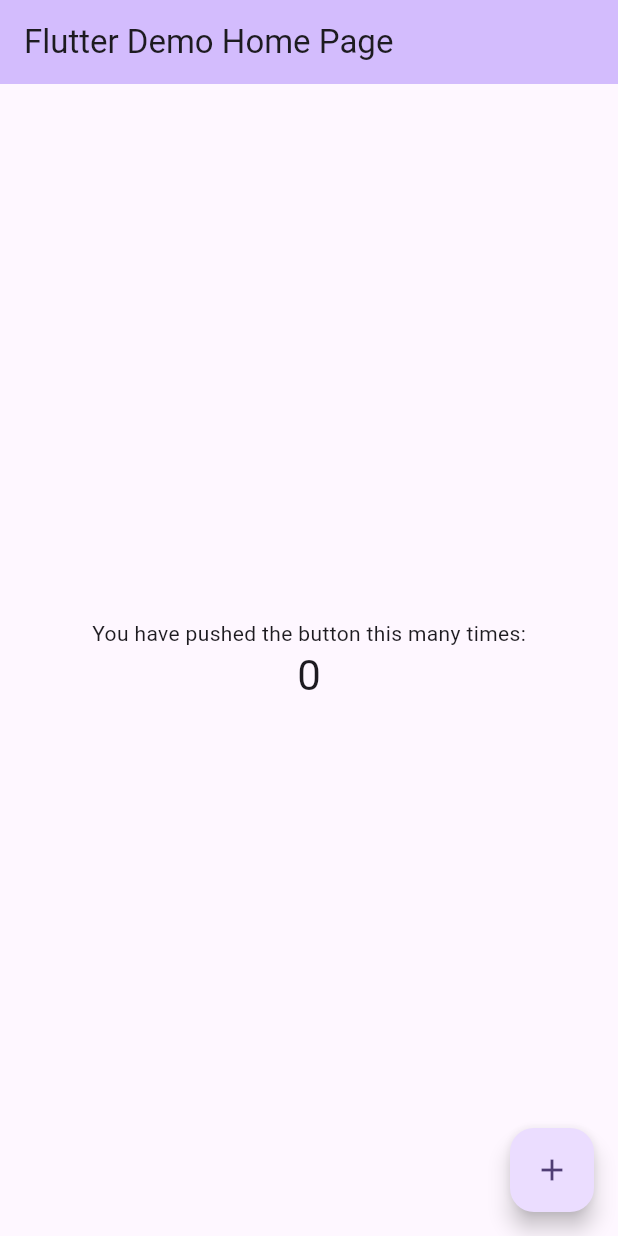
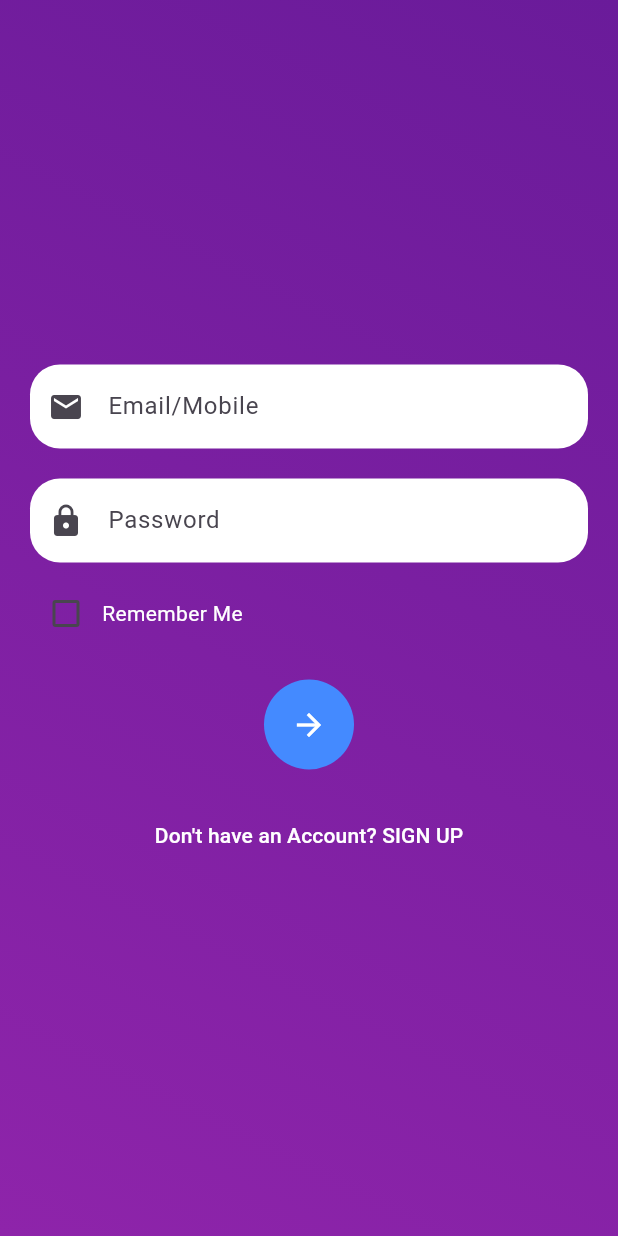
Before and after one commit to AadityaaGupta/SocialBird, a Flutter app: the screen it shows after launch, on a phone screen of 412 x 824 dp. Run offline on Flutter 3.47's test engine with Material 3 defaults, Android fonts, the phone set to English and light mode, and no system bars; our stand-ins replace firebase_core; accounts and stored records are empty.

Commit message:
login and signup page designed and fire base initialize

```diff
--- a/lib/main.dart
+++ b/lib/main.dart
@@ -1,6 +1,19 @@
+import 'package:firebase_core/firebase_core.dart';
 import 'package:flutter/material.dart';
+import 'package:social_bird/views/auth/login.dart';
 
-void main() {
+void main() async{
+  WidgetsFlutterBinding.ensureInitialized();
+  await Firebase.initializeApp(
+      options: const FirebaseOptions(
+    apiKey: "AIzaSyDRO3iJYwBz_C8gJ13V2FH5bvV--wc2o7A",
+    appId: "1:654369271748:android:4e2133fc42a70cd3d4be91",
+    messagingSenderId: "654369271748",
+    projectId: "socialbird-c01e2",
+    storageBucket: "socialbird-c01e2.appspot.com",
+    iosBundleId: "com.example.social_bird",
+  )
+  );
   runApp(const MyApp());
 }
 
@@ -11,115 +24,13 @@
   @override
   Widget build(BuildContext context) {
     return MaterialApp(
-      title: 'Flutter Demo',
+      debugShowCheckedModeBanner: false,
+      title: 'Social Bird',
       theme: ThemeData(
-        // This is the theme of your application.
-        //
-        // TRY THIS: Try running your application with "flutter run". You'll see
-        // the application has a purple toolbar. Then, without quitting the app,
-        // try changing the seedColor in the colorScheme below to Colors.green
-        // and then invoke "hot reload" (save your changes or press the "hot
-        // reload" button in a Flutter-supported IDE, or press "r" if you used
-        // the command line to start the app).
-        //
-        // Notice that the counter didn't reset back to zero; the application
-        // state is not lost during the reload. To reset the state, use hot
-        // restart instead.
-        //
-        // This works for code too, not just values: Most code changes can be
-        // tested with just a hot reload.
-        colorScheme: ColorScheme.fromSeed(seedColor: Colors.deepPurple),
+      colorScheme: ColorScheme.fromSeed(seedColor: Colors.deepPurple),
         useMaterial3: true,
       ),
-      home: const MyHomePage(title: 'Flutter Demo Home Page'),
+      home: Login(),
     );
   }
 }
-
-class MyHomePage extends StatefulWidget {
-  const MyHomePage({super.key, required this.title});
-
-  // This widget is the home page of your application. It is stateful, meaning
-  // that it has a State object (defined below) that contains fields that affect
-  // how it looks.
-
-  // This class is the configuration for the state. It holds the values (in this
-  // case the title) provided by the parent (in this case the App widget) and
-  // used by the build method of the State. Fields in a Widget subclass are
-  // always marked "final".
-
-  final String title;
-
-  @override
-  State<MyHomePage> createState() => _MyHomePageState();
-}
-
-class _MyHomePageState extends State<MyHomePage> {
-  int _counter = 0;
-
-  void _incrementCounter() {
-    setState(() {
-      // This call to setState tells the Flutter framework that something has
-      // changed in this State, which causes it to rerun the build method below
-      // so that the display can reflect the updated values. If we changed
-      // _counter without calling setState(), then the build method would not be
-      // called again, and so nothing would appear to happen.
-      _counter++;
-    });
-  }
-
-  @override
-  Widget build(BuildContext context) {
-    // This method is rerun every time setState is called, for instance as done
-    // by the _incrementCounter method above.
-    //
-    // The Flutter framework has been optimized to make rerunning build methods
-    // fast, so that you can just rebuild anything that needs updating rather
-    // than having to individually change instances of widgets.
-    return Scaffold(
-      appBar: AppBar(
-        // TRY THIS: Try changing the color here to a specific color (to
-        // Colors.amber, perhaps?) and trigger a hot reload to see the AppBar
-        // change color while the other colors stay the same.
-        backgroundColor: Theme.of(context).colorScheme.inversePrimary,
-        // Here we take the value from the MyHomePage object that was created by
-        // the App.build method, and use it to set our appbar title.
-        title: Text(widget.title),
-      ),
-      body: Center(
-        // Center is a layout widget. It takes a single child and positions it
-        // in the middle of the parent.
-        child: Column(
-          // Column is also a layout widget. It takes a list of children and
-          // arranges them vertically. By default, it sizes itself to fit its
-          // children horizontally, and tries to be as tall as its parent.
-          //
-          // Column has various properties to control how it sizes itself and
-          // how it positions its children. Here we use mainAxisAlignment to
-          // center the children vertically; the main axis here is the vertical
-          // axis because Columns are vertical (the cross axis would be
-          // horizontal).
-          //
-          // TRY THIS: Invoke "debug painting" (choose the "Toggle Debug Paint"
-          // action in the IDE, or press "p" in the console), to see the
-          // wireframe for each widget.
-          mainAxisAlignment: MainAxisAlignment.center,
-          children: <Widget>[
-            const Text(
-              'You have pushed the button this many times:',
-            ),
-            Text(
-              '$_counter',
-              style: Theme.of(context).textTheme.headlineMedium,
-            ),
-          ],
-        ),
-      ),
-      floatingActionButton: FloatingActionButton(
-        onPressed: _incrementCounter,
-        tooltip: 'Increment',
-        child: const Icon(Icons.add),
-      ), // This trailing comma makes auto-formatting nicer for build methods.
-    );
-  }
-}
--- /dev/null
+++ b/lib/views/auth/login.dart
@@ -0,0 +1,113 @@
+import 'package:flutter/material.dart';
+
+class Login extends StatefulWidget {
+  const Login({super.key});
+
+  @override
+  State<Login> createState() => _LoginState();
+}
+
+class _LoginState extends State<Login> {
+  @override
+  Widget build(BuildContext context) {
+    return MaterialApp(
+      debugShowCheckedModeBanner: false,
+      home: Scaffold(
+        body: SafeArea(
+          child: Container(
+                  width: double.infinity,
+                  decoration: BoxDecoration(
+                    gradient: LinearGradient(
+                      colors: [Color(0xFF6A1B9A), Color(0xFF8E24AA)], // Background gradient
+                      begin: Alignment.topRight,
+                      end: Alignment.bottomLeft,
+                    ),
+                  ),
+                  child: Padding(
+                    padding: const EdgeInsets.all(20.0),
+                    child: Column(
+                      mainAxisAlignment: MainAxisAlignment.center,
+                      children: <Widget>[
+                        // Email/Mobile Text Field
+                        TextField(
+                          decoration: InputDecoration(
+                            hintText: 'Email/Mobile',
+                            prefixIcon: Icon(Icons.email),
+                            filled: true,
+                            fillColor: Colors.white,
+                            border: OutlineInputBorder(
+                              borderRadius: BorderRadius.circular(20.0),
+                              borderSide: BorderSide.none,
+                            ),
+                          ),
+                        ),
+                        SizedBox(height: 20.0),
+
+                        // Password Text Field
+                        TextField(
+                          obscureText: true,
+                          decoration: InputDecoration(
+                            hintText: 'Password',
+                            prefixIcon: Icon(Icons.lock),
+                            filled: true,
+                            fillColor: Colors.white,
+                            border: OutlineInputBorder(
+                              borderRadius: BorderRadius.circular(20.0),
+                              borderSide: BorderSide.none,
+                            ),
+                          ),
+                        ),
+                        SizedBox(height: 10.0),
+
+                        // Remember Me Checkbox
+                        Row(
+                          children: [
+                            Checkbox(
+                              value: false,
+                              onChanged: (bool? newValue) {},
+                            ),
+                            Text(
+                              "Remember Me",
+                              style: TextStyle(color: Colors.white),
+                            ),
+                          ],
+                        ),
+                        SizedBox(height: 20.0),
+
+                        // Login Button
+                        Container(
+                          width: 60,
+                          height: 60,
+                          decoration: BoxDecoration(
+                            shape: BoxShape.circle,
+                            color: Colors.blueAccent,
+                          ),
+                          child: IconButton(
+                            icon: Icon(Icons.arrow_forward),
+                            color: Colors.white,
+                            onPressed: () {
+                              // Handle login action here
+                            },
+                          ),
+                        ),
+                        SizedBox(height: 20.0),
+
+                        // Signup Button
+                        TextButton(
+                          onPressed: () {
+                            // Handle signup action here
+                          },
+                          child: Text(
+                            "Don't have an Account? SIGN UP",
+                            style: TextStyle(color: Colors.white),
+                          ),
+                        ),
+                      ],
+                    ),
+                  ),
+                ),
+        ),
+      ),
+    );
+  }
+}
```
Also changed, not shown: lib/views/auth/signup.dart (added, +121 -0 lines), 2 other files.
